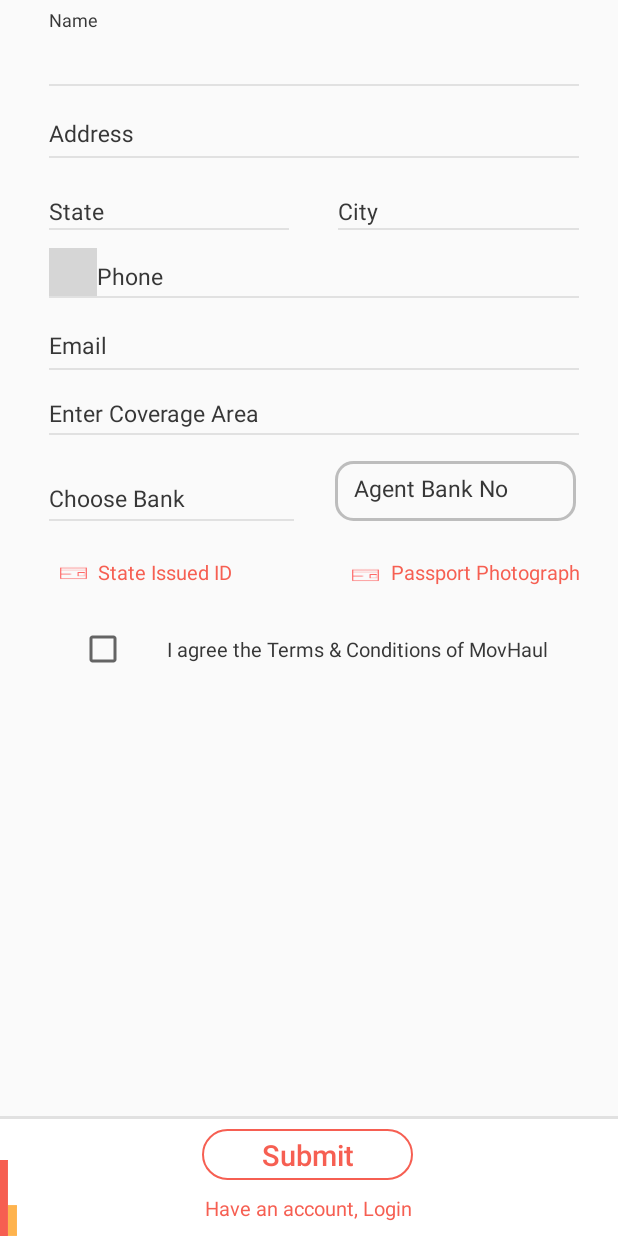
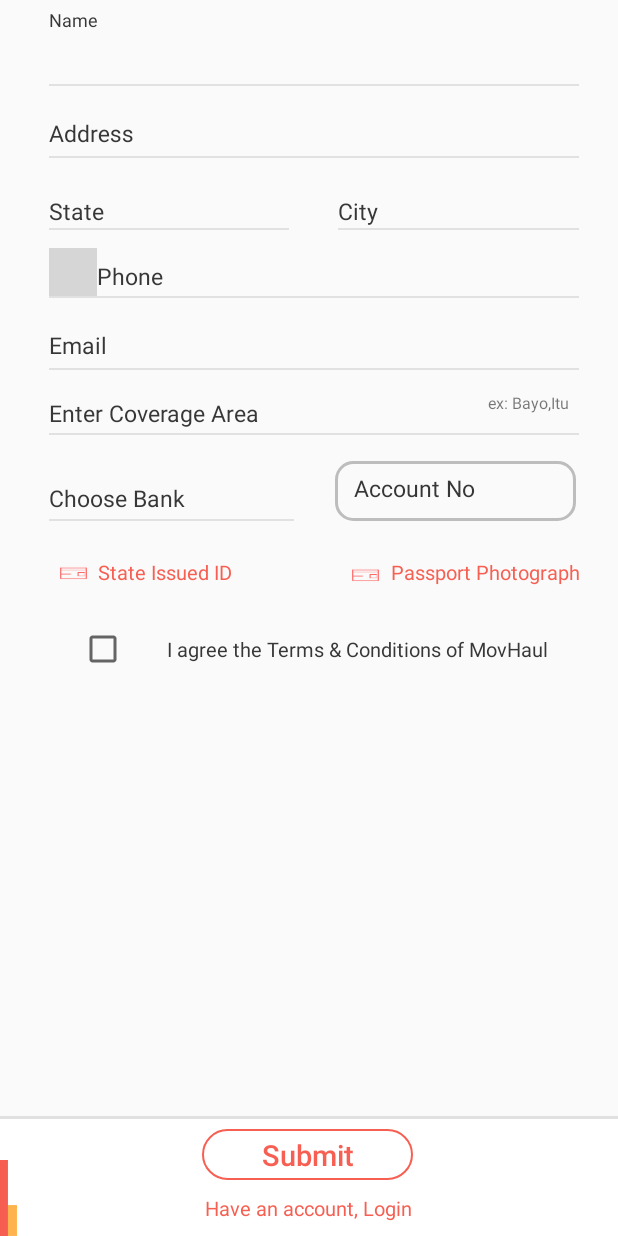
Before and after one commit to SQGit/movhaul_agent, an Android app: the layout register_fragment.xml on its own in the app's theme, with its tools: preview values and no code run, on a phone screen of 412 x 824 dp. Run offline under Robolectric (Android 15) with nearby library versions, the phone set to English and light mode, and no system bars; plain views replace CountryCodePicker; Roboto replaces fonts that are not available here; grey boxes are pictures that could not be loaded.

Commit message:
agent updated playstore

```diff
--- a/app/src/main/java/net/sqindia/movhaulagent/Class/Dashboard.java
+++ b/app/src/main/java/net/sqindia/movhaulagent/Class/Dashboard.java
@@ -580,6 +580,8 @@ public class Dashboard extends AppCompatActivity {
         protected void onPreExecute() {
             super.onPreExecute();
             mProgressDialog.show();
+            Log.e("tag","token "+token);
+            Log.e("tag","id "+id);
         }
 
         protected String doInBackground(String... params) {
@@ -638,6 +640,7 @@ public class Dashboard extends AppCompatActivity {
                             hs_drivers_datas.put("driver_type", subs.getString("vehicle_type"));
                             hs_drivers_datas.put("driver_route", subs.getString("primary_route"));
                             hs_drivers_datas.put("driver_service_areas", subs.getString("service_areas"));
+                            hs_drivers_datas.put("driver_finished_jobs", subs.getString("finished_jobs"));
                             hash_datas.put(subs.getString("fake_id"), hs_drivers_datas);
                         }
                         tv_hint_txt.setVisibility(View.GONE);
--- a/app/src/main/java/net/sqindia/movhaulagent/adapter/driver_listdatas.java
+++ b/app/src/main/java/net/sqindia/movhaulagent/adapter/driver_listdatas.java
@@ -136,6 +136,7 @@ public class driver_listdatas extends BaseAdapter {
 
 
         tv_drivers.setText(hs_drivers_datas.get("driver_name"));
+        tv_jobs.setText(hs_drivers_datas.get("driver_finished_jobs"));
 
         tv_driver_id.setText(hs_drivers_datas.get("driver_id"));
         tv_driver_name.setText(hs_drivers_datas.get("driver_name"));
--- a/app/src/main/res/layout/register_fragment.xml
+++ b/app/src/main/res/layout/register_fragment.xml
@@ -280,6 +280,9 @@
                         android:background="#E1E1E1" />
 
 
+                    <FrameLayout
+                        android:layout_width="match_parent"
+                        android:layout_height="wrap_content">
                     <EditText
                         android:id="@+id/edittext_coverage"
                         android:layout_width="fill_parent"
@@ -291,9 +294,20 @@
                         android:maxLines="1"
                         android:minHeight="@dimen/_30sdp"
                         android:paddingTop="@dimen/_10sdp"
-                        android:textColor="@color/viewColor"
+                        android:textColor="@color/textColor"
                         android:textColorHint="@color/textColor"
                         android:textSize="@dimen/_12sdp" />
+
+
+                        <TextView
+                            android:layout_width="wrap_content"
+                            android:text="ex: Bayo,Itu"
+                            android:layout_gravity="right|center_vertical"
+                            android:layout_marginRight="@dimen/_5sdp"
+                            android:textSize="@dimen/_8sdp"
+                            android:layout_height="wrap_content" />
+
+                    </FrameLayout>
 
                     <View
                         android:layout_width="match_parent"
@@ -396,7 +410,7 @@
                             android:layout_weight="1"
                             android:background="@drawable/grey_box"
                             android:gravity="center_vertical|left"
-                            android:hint="Agent Bank No"
+                            android:hint="Account No"
                             android:inputType="number"
                             android:maxLength="15"
                             android:maxLines="1"
```
Also changed, not shown: app/build.gradle (+15 -0 lines), app/src/main/res/layout/driver_fragment.xml (+20 -6 lines), app/src/main/ic_hide-web.png (added), app/src/main/res/mipmap-hdpi/ic_hide.png (added), app/src/main/res/mipmap-mdpi/ic_hide.png (added), app/src/main/res/mipmap-xhdpi/ic_hide.png (added), app/src/main/res/mipmap-xxhdpi/ic_hide.png (added), app/src/main/res/mipmap-xxxhdpi/ic_hide.png (added).
